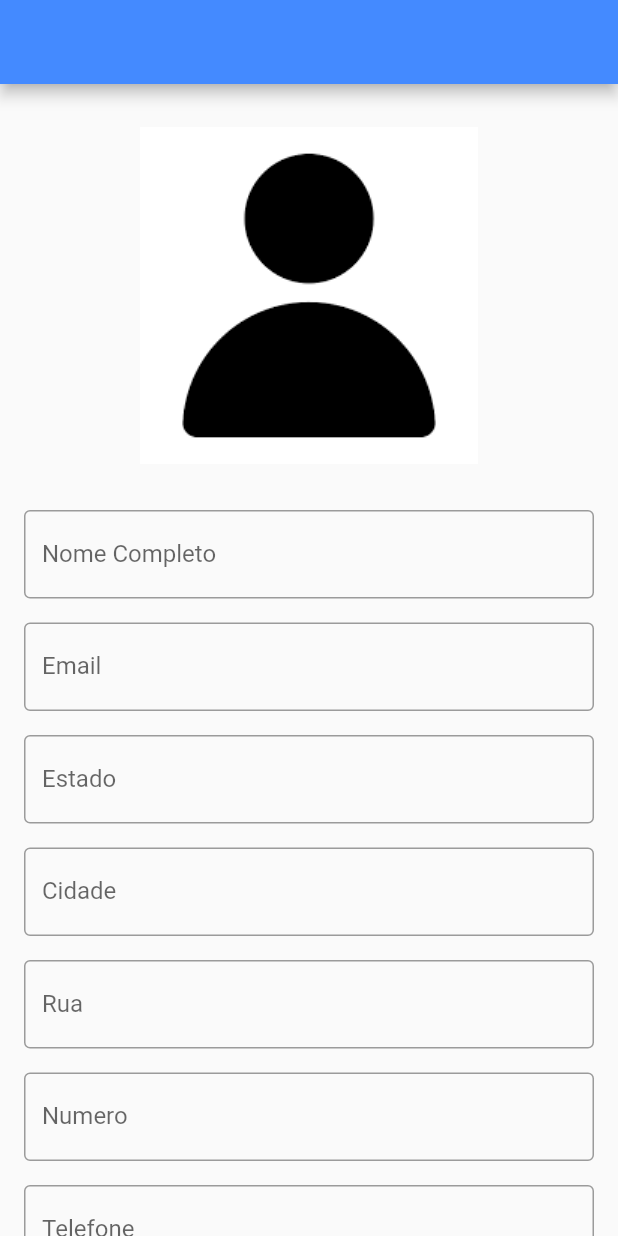
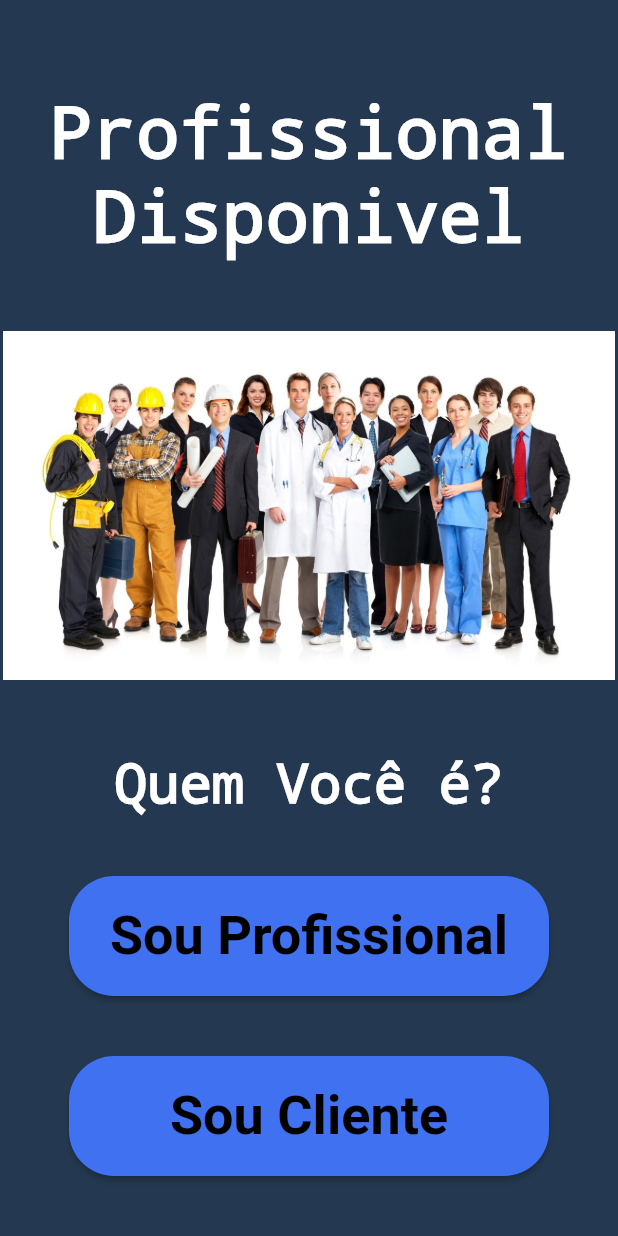
Before and after one commit to LeandrodSA/projetofinal, a Flutter app: the screen it shows after launch, on a phone screen of 412 x 824 dp. Run offline on Flutter 3.47's test engine with Material 2 defaults, Android fonts, the light colour scheme and no system bars; missing offline and left inert: dart:html.

Commit message:
projeto flutter

```diff
--- /dev/null
+++ b/profissionaldisponivel/lib/Screen/home.dart
@@ -0,0 +1,97 @@
+import 'dart:html';
+
+import 'package:flutter/cupertino.dart';
+import 'package:flutter/material.dart';
+import 'package:profissionaldisponivel/Screen/sou_profissional.dart';
+
+class Home extends StatefulWidget {
+  const Home({Key? key}) : super(key: key);
+
+  @override
+  _HomeState createState() => _HomeState();
+}
+
+class _HomeState extends State<Home> {
+  @override
+  Widget build(BuildContext context) {
+    return Container(
+      decoration: new BoxDecoration(color: Color(0xFF243951)),
+      padding: EdgeInsets.symmetric(horizontal: 2, vertical: 60),
+      child: Column(
+        children: [
+          Text(
+            'Profissional\nDisponivel',
+            textAlign: TextAlign.center,
+            style: TextStyle(
+              fontWeight: FontWeight.bold,
+              fontSize: 48,
+              decoration: TextDecoration.none,
+              color: Colors.white,
+            ),
+          ),
+          Padding(padding: EdgeInsets.symmetric(horizontal: 2, vertical: 20)),
+          Image.asset(
+            'img/profissional.jpg',
+            height: 250,
+          ),
+          Padding(padding: EdgeInsets.symmetric(horizontal: 2, vertical: 20)),
+          Text(
+            'Quem Você é?',
+            textAlign: TextAlign.center,
+            style: TextStyle(
+              fontSize: 36,
+              decoration: TextDecoration.none,
+              color: Colors.white,
+            ),
+          ),
+          Padding(padding: EdgeInsets.symmetric(horizontal: 2, vertical: 20)),
+          ElevatedButton(
+            child: Text(
+              'Sou Profissional',
+              style: TextStyle(
+                  fontWeight: FontWeight.bold,
+                  color: Color(0xFF000000),
+                  fontSize: 36),
+            ),
+            onPressed: () {
+              Navigator.push(
+                context,
+                MaterialPageRoute(builder: (context) => SouProfissional()),
+              );
+            },
+            style: ElevatedButton.styleFrom(
+              primary: Color(0xFF3F71F0),
+              minimumSize: Size(320, 80),
+              shape: RoundedRectangleBorder(
+                borderRadius: BorderRadius.circular(30),
+              ),
+            ),
+          ),
+          Padding(padding: EdgeInsets.symmetric(horizontal: 2, vertical: 20)),
+          ElevatedButton(
+            child: Text(
+              'Sou Cliente',
+              style: TextStyle(
+                  fontWeight: FontWeight.bold,
+                  color: Color(0xFF000000),
+                  fontSize: 36),
+            ),
+            onPressed: () {
+              Navigator.push(
+                context,
+                MaterialPageRoute(builder: (context) => SouProfissional()),
+              );
+            },
+            style: ElevatedButton.styleFrom(
+              primary: Color(0xFF3F71F0),
+              minimumSize: Size(320, 80),
+              shape: RoundedRectangleBorder(
+                borderRadius: BorderRadius.circular(30),
+              ),
+            ),
+          ),
+        ],
+      ),
+    );
+  }
+}
--- a/profissionaldisponivel/lib/main.dart
+++ b/profissionaldisponivel/lib/main.dart
@@ -1,11 +1,10 @@
 import 'package:flutter/material.dart';
-
-import 'Screen/form_control.dart';
+import 'package:profissionaldisponivel/Screen/home.dart';
 
 void main() {
   runApp(
     MaterialApp(
-      home: myForm(),
+      home: Home(),
     ),
   );
 }
--- a/profissionaldisponivel/pubspec.yaml
+++ b/profissionaldisponivel/pubspec.yaml
@@ -51,6 +51,9 @@ flutter:
 
   assets:
     - img/user.png
+    - img/contrato.jpg
+    - img/profissional.jpg
+    - img/aceito.jpg
 
   # An image asset can refer to one or more resolution-specific "variants", see
   # https://flutter.dev/assets-and-images/#resolution-aware.
```
Also changed, not shown: profissionaldisponivel/lib/Screen/form_control.dart (+30 -5 lines), profissionaldisponivel/lib/Screen/login.dart (added, +83 -0 lines), profissionaldisponivel/lib/Screen/sou_profissional.dart (added, +105 -0 lines), profissionaldisponivel/img/aceito.jpg (added), profissionaldisponivel/img/contrato.jpg (added), profissionaldisponivel/img/profissional.jpg (added).
